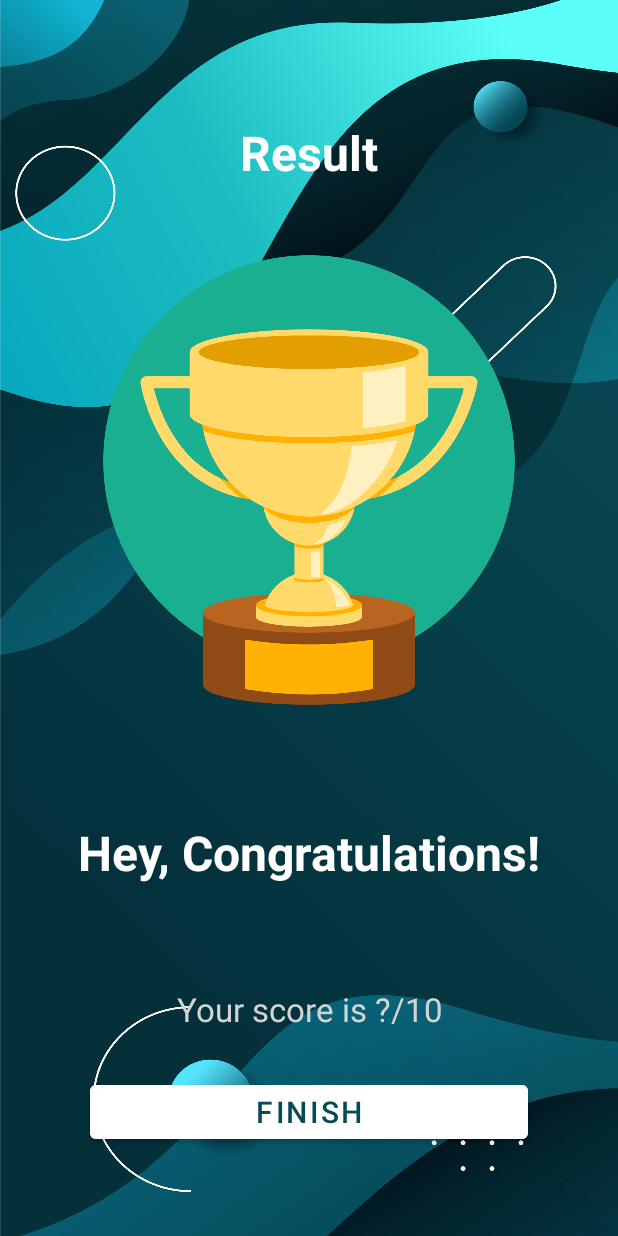
After one commit to TCompton88/Quiz-App, an Android app: the Results screen opened directly, with no data from a screen before it, on a phone screen of 412 x 824 dp. The commit adds this screen. Run offline under Robolectric (Android 15) with nearby library versions, the phone set to English and light mode, and no system bars.

Commit message:
Results Activity and UI created

```diff
--- a/app/src/main/AndroidManifest.xml
+++ b/app/src/main/AndroidManifest.xml
@@ -9,6 +9,9 @@
         android:roundIcon="@mipmap/ic_launcher_round"
         android:supportsRtl="true"
         android:theme="@style/Theme.QuizApp">
+        <activity
+            android:name=".Results"
+            android:exported="false" />
         <activity
             android:name=".QuizQuestionsActivity"
             android:exported="false" />
--- a/app/src/main/java/com/example/myapplication/QuizQuestionsActivity.kt
+++ b/app/src/main/java/com/example/myapplication/QuizQuestionsActivity.kt
@@ -1,18 +1,12 @@
 package com.example.myapplication
 
 import android.annotation.SuppressLint
-import android.content.res.ColorStateList
 import android.graphics.Color
 import android.graphics.Typeface
-import android.graphics.drawable.AdaptiveIconDrawable
+import android.os.Bundle
+import android.view.View
+import android.widget.*
 import androidx.appcompat.app.AppCompatActivity
-import android.os.Bundle
-import android.util.Log
-import android.view.View
-import android.widget.Button
-import android.widget.ImageView
-import android.widget.ProgressBar
-import android.widget.TextView
 import androidx.core.content.ContextCompat
 
 class QuizQuestionsActivity : AppCompatActivity(), View.OnClickListener {
@@ -120,6 +114,7 @@ class QuizQuestionsActivity : AppCompatActivity(), View.OnClickListener {
         R.drawable.selected_option_border)
     }
 
+    @SuppressLint("SetTextI18n")
     override fun onClick(view: View?) {
         when(view?.id){
             R.id.optionOne -> {
@@ -151,6 +146,10 @@ class QuizQuestionsActivity : AppCompatActivity(), View.OnClickListener {
                     when{
                         mCurrentPos <= mQuestionsList!!.size -> {
                             setQuestion()
+                        }
+                        else ->{
+                            Toast.makeText(this, "You made it",
+                                Toast.LENGTH_SHORT).show()
                         }
                     }
                 } else{
--- /dev/null
+++ b/app/src/main/java/com/example/myapplication/Results.kt
@@ -0,0 +1,11 @@
+package com.example.myapplication
+
+import androidx.appcompat.app.AppCompatActivity
+import android.os.Bundle
+
+class Results : AppCompatActivity() {
+    override fun onCreate(savedInstanceState: Bundle?) {
+        super.onCreate(savedInstanceState)
+        setContentView(R.layout.activity_results)
+    }
+}
--- /dev/null
+++ b/app/src/main/res/layout/activity_results.xml
@@ -0,0 +1,72 @@
+<?xml version="1.0" encoding="utf-8"?>
+<LinearLayout xmlns:android="http://schemas.android.com/apk/res/android"
+    xmlns:tools="http://schemas.android.com/tools"
+    android:layout_width="match_parent"
+    android:layout_height="match_parent"
+    tools:context=".Results"
+    android:orientation="vertical"
+    android:background="@drawable/ic_bg"
+    android:gravity="center|top"
+    android:padding="20dp">
+
+    <TextView
+        android:layout_width="match_parent"
+        android:layout_height="wrap_content"
+        android:layout_marginTop="60dp"
+        android:text="@string/result"
+        android:textSize="32sp"
+        android:textColor="@color/white"
+        android:textStyle="bold"
+        android:gravity="center"/>
+
+    <ImageView
+        android:layout_width="match_parent"
+        android:layout_height="393dp"
+        android:contentDescription="@string/todo"
+        android:scaleX=".8"
+        android:scaleY=".8"
+        android:src="@drawable/ic_trophy"
+        tools:ignore="ImageContrastCheck" />
+
+    <TextView
+        android:layout_width="match_parent"
+        android:layout_height="wrap_content"
+        android:layout_marginTop="30dp"
+        android:text="@string/hey_congratulations"
+        android:textSize="32sp"
+        android:textColor="@color/white"
+        android:textStyle="bold"
+        android:gravity="center"/>
+
+    <TextView
+        android:id="@+id/resultName"
+        android:layout_width="match_parent"
+        android:layout_height="wrap_content"
+        android:layout_marginTop="20dp"
+        tools:text="Name"
+        android:textSize="28sp"
+        android:textColor="@color/white"
+        android:textStyle="bold"
+        android:gravity="center"/>
+
+    <TextView
+        android:layout_width="match_parent"
+        android:layout_height="wrap_content"
+        android:layout_marginTop="10dp"
+        android:text="@string/your_score_is_10"
+        android:textSize="22sp"
+        android:textColor="#D4D4D4"
+        android:gravity="center"/>
+
+    <Button
+        android:layout_width="match_parent"
+        android:layout_height="wrap_content"
+        android:text="@string/finish"
+        android:layout_marginTop="30dp"
+        android:textSize="20sp"
+        android:textColor="@color/btnBG"
+        android:backgroundTint="@color/white"
+        android:layout_marginHorizontal="40dp"/>
+
+
+</LinearLayout>
--- a/app/src/main/res/values/strings.xml
+++ b/app/src/main/res/values/strings.xml
@@ -8,4 +8,9 @@
     <string name="start">START</string>
     <string name="quiz_image">Quiz Image</string>
     <string name="submit">Submit</string>
+    <string name="result">Result</string>
+    <string name="hey_congratulations">Hey, Congratulations!</string>
+    <string name="finish">Finish</string>
+    <string name="your_score_is_10">Your score is ?/10</string>
+    <string name="todo">TODO</string>
 </resources>
```
Also changed, not shown: app/src/main/res/drawable/ic_trophy.png (added).
